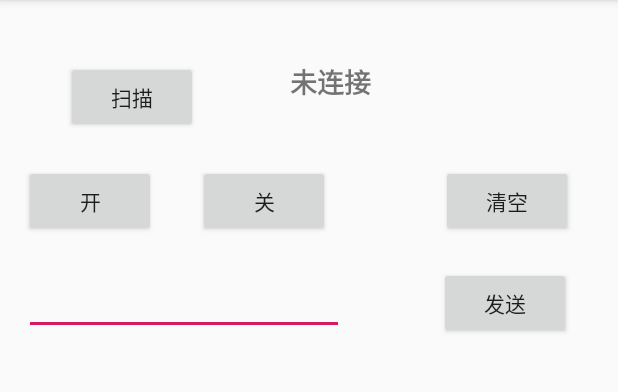
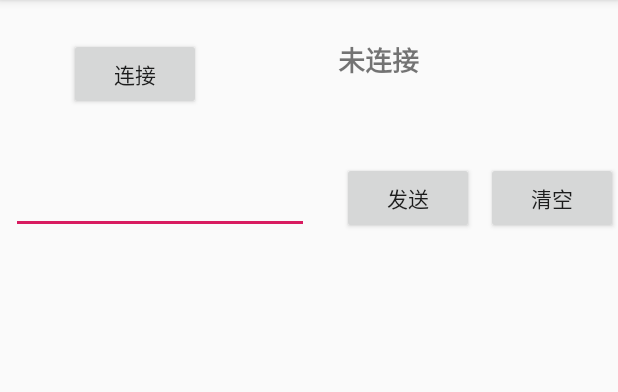
Before and after one commit to zhihui1999/BlueToothTest, an Android app: the screen it shows after launch (MainActivity), on a phone screen of 412 x 824 dp, the part 84-476 px from its top. Run offline under Robolectric (Android 15) with nearby library versions, the phone set to English and light mode, and no system bars.

Commit message:
简化
简化了界面

```diff
--- a/app/src/main/java/com/example/bluetoothtest/MainActivity.java
+++ b/app/src/main/java/com/example/bluetoothtest/MainActivity.java
@@ -8,20 +8,18 @@ import android.util.Log;
 import android.view.View;
 import android.widget.EditText;
 import android.widget.TextView;
-import android.widget.Toast;
+
 
 import java.util.Iterator;
 import java.util.Set;
-import java.util.UUID;
 
 import cn.glinks.lib.bt.BluetoothOperationCallback;
 import cn.glinks.lib.bt.BluetoothOperator;
 
 public class MainActivity extends AppCompatActivity implements View.OnClickListener{
 
-    private static final String TAG = "蓝牙test" + MainActivity.class.getSimpleName();
-
-    private static final UUID MY_UUID = UUID.fromString("00001101-0000-1000-8000-00805F9B34FB");
+    private static final String TAG = "蓝牙" + MainActivity.class.getSimpleName();
+    private static final String MAC = "98:D3:41:FD:35:FF";//更改这里的MAC
 
     // Bluetooth
     private boolean hasEnabled = false;
@@ -113,27 +111,14 @@ public class MainActivity extends AppCompatActivity implements View.OnClickListe
     public void onClick(View view) {
         switch (view.getId()) {
             case R.id.scan:
-                mBluetoothOp.connect("98:D3:41:FD:35:FF");
-                break;
-            case R.id.on:
-                    mBluetoothOp.write("a".getBytes());
-//                    zhong=textView2.getText().toString();
-//                    textView2.setText(zhong+"a\n");
-                break;
-            case R.id.off:
-                mBluetoothOp.write("d".getBytes());
-//                zhong=textView2.getText().toString();
-//                textView2.setText(zhong+"d\n");
+                mBluetoothOp.connect(MAC);
                 break;
             case R.id.button:
-
                 textView2.setText("");
-
                 break;
             case R.id.send:
                 if (!editText.getText().toString().equals("")){
                     mBluetoothOp.write(editText.getText().toString().getBytes());
-                    // editText.getText()
                 }
 
         }
--- a/app/src/main/res/layout/activity_main.xml
+++ b/app/src/main/res/layout/activity_main.xml
@@ -11,91 +11,78 @@
         android:id="@+id/scan"
         android:layout_width="wrap_content"
         android:layout_height="wrap_content"
-        android:layout_marginBottom="21dp"
+        android:layout_marginStart="46dp"
+        android:layout_marginTop="25dp"
+        android:layout_marginEnd="45dp"
         android:onClick="onClick"
-        android:text="扫描"
-        app:layout_constraintBottom_toTopOf="@+id/on"
-        app:layout_constraintEnd_toStartOf="@+id/off" />
+        android:text="连接"
+        app:layout_constraintEnd_toStartOf="@+id/textView"
+        app:layout_constraintStart_toStartOf="parent"
+        app:layout_constraintTop_toTopOf="parent" />
 
     <TextView
         android:id="@+id/textView"
-        android:layout_width="118dp"
-        android:layout_height="0dp"
+        android:layout_width="0dp"
+        android:layout_height="50dp"
+        android:layout_marginTop="25dp"
+        android:layout_marginEnd="87dp"
+        android:layout_marginBottom="31dp"
         android:text="未连接"
         android:textAlignment="center"
         android:textSize="18sp"
         android:textStyle="bold"
-        app:layout_constraintBottom_toBottomOf="@+id/scan"
-        app:layout_constraintEnd_toEndOf="@+id/off"
-        app:layout_constraintStart_toEndOf="@+id/off"
-        app:layout_constraintTop_toTopOf="@+id/scan" />
-
-    <Button
-        android:id="@+id/on"
-        android:layout_width="wrap_content"
-        android:layout_height="wrap_content"
-        android:layout_marginStart="16dp"
-        android:onClick="onClick"
-        android:text="开"
-        app:layout_constraintBaseline_toBaselineOf="@+id/off"
-        app:layout_constraintStart_toStartOf="parent" />
-
-    <Button
-        android:id="@+id/off"
-        android:layout_width="wrap_content"
-        android:layout_height="wrap_content"
-        android:layout_marginEnd="9dp"
-        android:layout_marginBottom="20dp"
-        android:onClick="onClick"
-        android:text="关"
-        app:layout_constraintBottom_toTopOf="@+id/editText"
-        app:layout_constraintEnd_toEndOf="@+id/editText" />
+        app:layout_constraintBottom_toTopOf="@+id/send"
+        app:layout_constraintEnd_toEndOf="parent"
+        app:layout_constraintStart_toEndOf="@+id/scan"
+        app:layout_constraintTop_toTopOf="parent" />
 
     <Button
         android:id="@+id/button"
         android:layout_width="wrap_content"
         android:layout_height="wrap_content"
-        android:layout_marginTop="21dp"
-        android:layout_marginEnd="30dp"
+        android:layout_marginTop="108dp"
+        android:layout_marginBottom="49dp"
         android:onClick="onClick"
         android:text="清空"
+        app:layout_constraintBottom_toTopOf="@+id/textView2"
         app:layout_constraintEnd_toEndOf="parent"
-        app:layout_constraintTop_toBottomOf="@+id/textView" />
+        app:layout_constraintStart_toEndOf="@+id/send"
+        app:layout_constraintTop_toTopOf="parent" />
 
     <TextView
         android:id="@+id/textView2"
         android:layout_width="0dp"
         android:layout_height="0dp"
-        android:layout_marginStart="45dp"
-        android:layout_marginTop="19dp"
-        android:layout_marginEnd="45dp"
+        android:layout_marginStart="44dp"
+        android:layout_marginEnd="44dp"
         android:layout_marginBottom="16dp"
         android:singleLine="false"
         app:layout_constraintBottom_toBottomOf="parent"
         app:layout_constraintEnd_toEndOf="parent"
         app:layout_constraintStart_toStartOf="parent"
-        app:layout_constraintTop_toBottomOf="@+id/send" />
+        app:layout_constraintTop_toBottomOf="@+id/button" />
 
     <EditText
         android:id="@+id/editText"
-        android:layout_width="wrap_content"
+        android:layout_width="0dp"
         android:layout_height="wrap_content"
-        android:layout_marginStart="16dp"
-        android:layout_marginTop="178dp"
+        android:layout_marginStart="7dp"
+        android:layout_marginEnd="22dp"
         android:ems="10"
         android:inputType="textPersonName"
-        app:layout_constraintStart_toStartOf="parent"
-        app:layout_constraintTop_toTopOf="parent" />
+        app:layout_constraintBottom_toBottomOf="@+id/send"
+        app:layout_constraintEnd_toStartOf="@+id/send"
+        app:layout_constraintStart_toStartOf="parent" />
 
     <Button
         android:id="@+id/send"
         android:layout_width="wrap_content"
         android:layout_height="wrap_content"
-        android:layout_marginTop="20dp"
-        android:layout_marginEnd="31dp"
+        android:layout_marginEnd="8dp"
         android:onClick="onClick"
         android:text="发送"
-        app:layout_constraintEnd_toEndOf="parent"
-        app:layout_constraintTop_toBottomOf="@+id/button" />
+        app:layout_constraintBaseline_toBaselineOf="@+id/button"
+        app:layout_constraintEnd_toStartOf="@+id/button"
+        app:layout_constraintStart_toEndOf="@+id/editText" />
 
 </android.support.constraint.ConstraintLayout>
```
